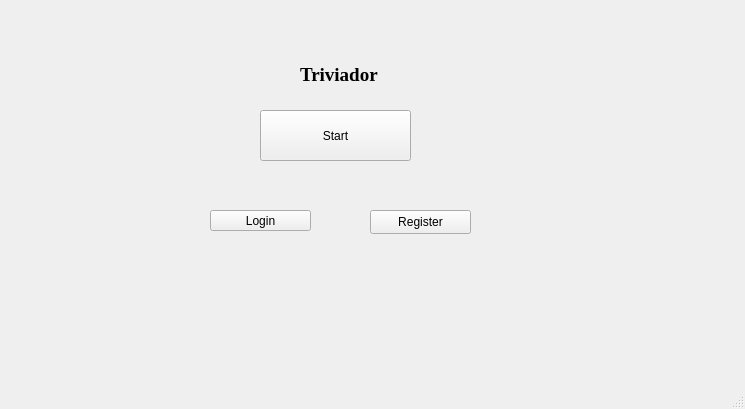
This is Triviador/UI/forms/mainwindow.ui in andonealexandru/Triviador as Qt 5 draws it before an edit. The edited form follows.
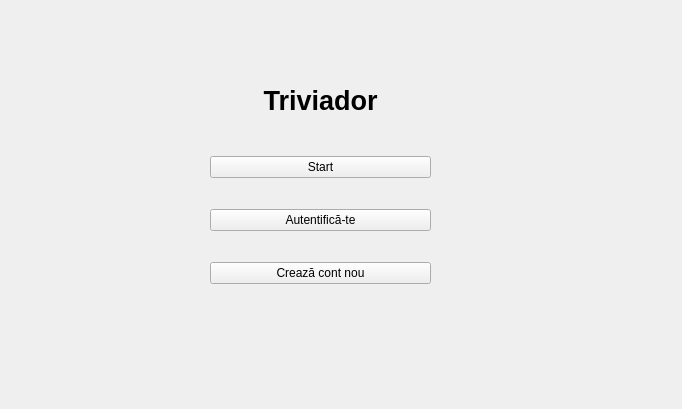
This is the edited form.

Commit message: Created new options and redesigned tabs

```diff
--- a/Triviador/UI/forms/mainwindow.ui
+++ b/Triviador/UI/forms/mainwindow.ui
@@ -6,7 +6,7 @@
    <rect>
     <x>0</x>
     <y>0</y>
-    <width>745</width>
+    <width>682</width>
     <height>409</height>
    </rect>
   </property>
@@ -14,89 +14,62 @@
    <string>MainWindow</string>
   </property>
   <widget class="QWidget" name="centralwidget">
-   <widget class="QPushButton" name="openButton">
+   <widget class="QWidget" name="verticalLayoutWidget">
     <property name="geometry">
      <rect>
       <x>210</x>
-      <y>210</y>
-      <width>101</width>
-      <height>21</height>
+      <y>50</y>
+      <width>221</width>
+      <height>261</height>
      </rect>
     </property>
-    <property name="text">
-     <string>Login</string>
-    </property>
-   </widget>
-   <widget class="QLabel" name="text">
-    <property name="geometry">
-     <rect>
-      <x>300</x>
-      <y>60</y>
-      <width>81</width>
-      <height>31</height>
-     </rect>
+    <layout class="QVBoxLayout" name="verticalLayout">
+     <item>
+      <widget class="QLabel" name="label">
+       <property name="maximumSize">
+        <size>
+         <width>16777215</width>
+         <height>50</height>
+        </size>
     </property>
     <property name="font">
      <font>
-      <family>Times New Roman</family>
-      <pointsize>14</pointsize>
+         <pointsize>20</pointsize>
       <bold>true</bold>
      </font>
     </property>
-    <property name="cursor">
-     <cursorShape>ArrowCursor</cursorShape>
-    </property>
-    <property name="focusPolicy">
-     <enum>Qt::TabFocus</enum>
-    </property>
-    <property name="autoFillBackground">
-     <bool>true</bool>
-    </property>
     <property name="text">
      <string>Triviador</string>
     </property>
-    <property name="scaledContents">
-     <bool>false</bool>
-    </property>
-   </widget>
-   <widget class="QPushButton" name="openButton_2">
-    <property name="geometry">
-     <rect>
-      <x>370</x>
-      <y>210</y>
-      <width>101</width>
-      <height>24</height>
-     </rect>
-    </property>
-    <property name="text">
-     <string>Register</string>
-    </property>
-   </widget>
+       <property name="alignment">
+        <set>Qt::AlignCenter</set>
+       </property>
+      </widget>
+     </item>
+     <item>
    <widget class="QPushButton" name="startButton">
-    <property name="geometry">
-     <rect>
-      <x>260</x>
-      <y>110</y>
-      <width>151</width>
-      <height>51</height>
-     </rect>
-    </property>
     <property name="text">
      <string>Start</string>
     </property>
    </widget>
-  </widget>
-  <widget class="QMenuBar" name="menubar">
-   <property name="geometry">
-    <rect>
-     <x>0</x>
-     <y>0</y>
-     <width>745</width>
-     <height>22</height>
-    </rect>
-   </property>
-  </widget>
-  <widget class="QStatusBar" name="statusbar"/>
+     </item>
+     <item>
+      <widget class="QPushButton" name="openButton_2">
+       <property name="text">
+        <string>Autentifică-te</string>
+       </property>
+      </widget>
+     </item>
+     <item>
+      <widget class="QPushButton" name="openButton">
+       <property name="text">
+        <string>Crează cont nou</string>
+       </property>
+      </widget>
+     </item>
+    </layout>
+   </widget>
+  </widget>
  </widget>
  <resources/>
  <connections/>
```
Lines whose indentation alone changed are shown as unchanged. The commit also changes 2 other files.
